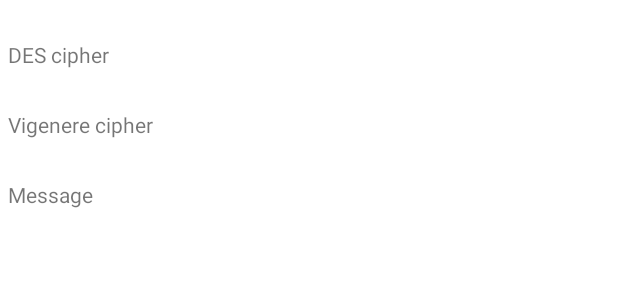
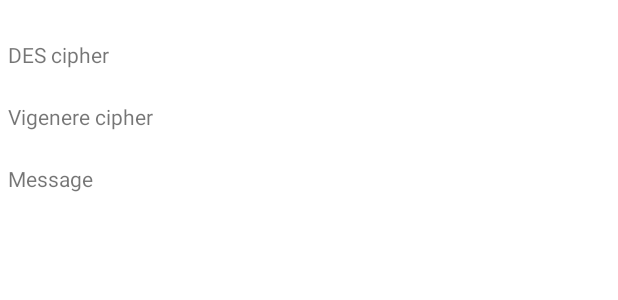
Before and after one commit to Yerbol08/JavaCrypto, an Android app: the layout item_message.xml on its own in the app's theme, with its tools: preview values and no code run, on a phone screen of 412 x 824 dp. Shown: the top 300 px of the screen. Run offline under Robolectric (Android 15) with nearby library versions, the phone set to English and light mode, and no system bars.

```diff
--- a/app/src/main/res/layout/activity_main.xml
+++ b/app/src/main/res/layout/activity_main.xml
@@ -53,7 +53,7 @@
             android:background="@drawable/circular_background"
             android:layout_gravity="center"
             android:padding="2dp"
-            android:hint="input text"
+            android:hint="input message"
             android:ellipsize="end"
             android:layout_marginStart="8dp"
             android:layout_marginEnd="8dp"
--- a/app/src/main/res/layout/item_message.xml
+++ b/app/src/main/res/layout/item_message.xml
@@ -2,7 +2,8 @@
 <RelativeLayout xmlns:android="http://schemas.android.com/apk/res/android"
     android:layout_width="match_parent"
     android:layout_height="match_parent"
-    android:padding="5dp">
+    android:padding="5dp"
+    android:id="@+id/relative">
 
 
     <TextView
@@ -41,7 +42,7 @@
         android:layout_alignParentStart="true"
         android:layout_alignParentRight="true"
         android:layout_alignParentEnd="true"
-        android:textSize="20sp"/>
+        android:textSize="16sp"/>
     <TextView
         android:layout_width="wrap_content"
         android:layout_height="wrap_content"
@@ -58,7 +59,7 @@
         android:layout_alignParentStart="true"
         android:layout_alignParentRight="true"
         android:layout_alignParentEnd="true"
-        android:textSize="20sp"/>
+        android:textSize="16sp"/>
 
     <TextView
         android:layout_width="wrap_content"
@@ -76,5 +77,6 @@
         android:layout_alignParentStart="true"
         android:layout_alignParentRight="true"
         android:layout_alignParentEnd="true"
-        android:textSize="20sp"/>
+        android:textSize="20sp"
+        android:textColor="@color/green"/>
 </RelativeLayout>
--- a/app/src/main/res/values/colors.xml
+++ b/app/src/main/res/values/colors.xml
@@ -7,5 +7,8 @@
     <color name="teal_700">#FF018786</color>
     <color name="black">#FF000000</color>
     <color name="white">#FFFFFFFF</color>
-    <color name="gray">#1FAC9090</color>
+    <color name="gray">#1F8C8888</color>
+    <color name="gray1">#1F434242</color>
+    <color name="green">#FD3EFF1D</color>
+
 </resources>
```
Also changed, not shown: app/src/main/java/com/tengri/javacrypto/MainActivity.java (+7 -3 lines).
